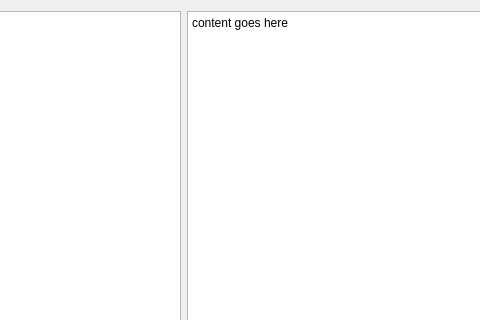
The window that src/gui/explorer.ui (KLZ-0/ICP-project) describes before a commit, drawn with Qt 5; both pictures show x 242 to 722 and y 0 to 320 of the 852 by 707 pixel window.
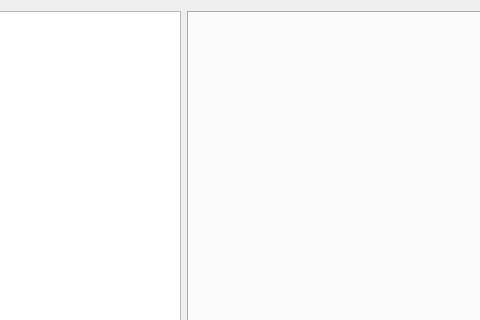
The same window after the commit.

Diff of the .ui file:
```diff
--- a/src/gui/explorer.ui
+++ b/src/gui/explorer.ui
@@ -14,15 +14,8 @@
    <string>Form</string>
   </property>
   <layout class="QGridLayout" name="gridLayout">
-   <item row="0" column="2">
-    <widget class="QPlainTextEdit" name="plainTextEdit">
-     <property name="readOnly">
-      <bool>true</bool>
-     </property>
-     <property name="plainText">
-      <string>content goes here</string>
-     </property>
-    </widget>
+   <item row="1" column="1">
+    <widget class="QLineEdit" name="dummyEdit"/>
    </item>
    <item row="0" column="1">
     <widget class="QTreeWidget" name="treeWidget">
@@ -43,8 +36,15 @@
      </property>
     </widget>
    </item>
-   <item row="1" column="1">
-    <widget class="QLineEdit" name="dummyEdit"/>
+   <item row="0" column="2">
+    <widget class="QTabWidget" name="tabWidget">
+     <property name="tabPosition">
+      <enum>QTabWidget::South</enum>
+     </property>
+     <property name="currentIndex">
+      <number>-1</number>
+     </property>
+    </widget>
    </item>
   </layout>
  </widget>
```
